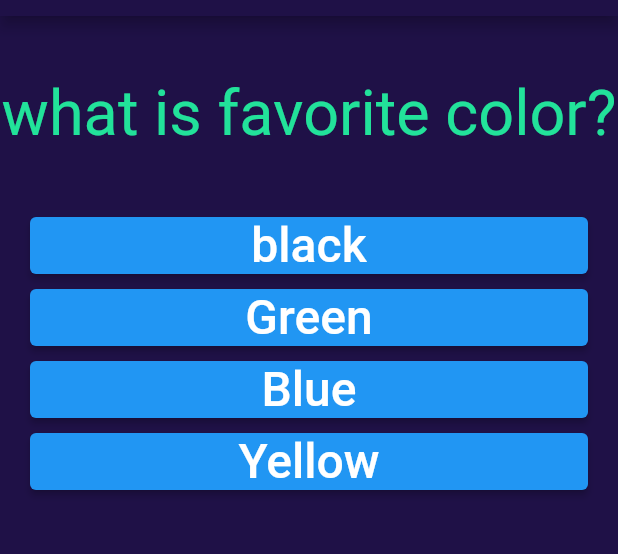
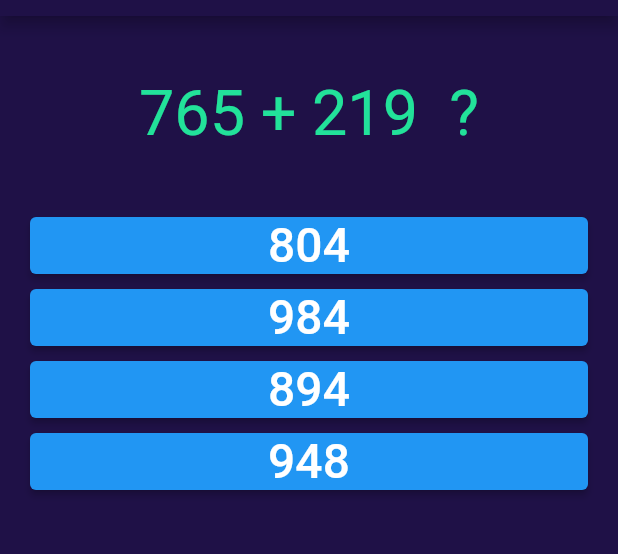
Before and after one commit to moaliahmed/quiz_app, a Flutter app: the level2 screen opened directly, on a phone screen of 412 x 824 dp, the part 68-622 px from its top. Run offline on Flutter 3.47's test engine with Material 2 defaults, Android fonts, the light colour scheme and no system bars.

Commit message:
secode uplode

```diff
--- a/lib/models/level_2_data.dart
+++ b/lib/models/level_2_data.dart
@@ -1,38 +1,83 @@
 List QuestionLevel2 = [
   {
-    'questionText': 'what is favorite color?',
+    'questionText': '765 + 219  ?',
     'answers': [
-      {'text':'black','score':1},
-      {'text':'Green','score':0},
-      {'text':'Blue','score':0},
-      {'text':'Yellow','score':0},
+      {'text': '804', 'score': 0},
+      {'text': '984', 'score': 1},
+      {'text': '894', 'score': 0},
+      {'text': '948', 'score': 0},
     ]
-  },
-  {
-    'questionText': 'what is favorite animal ?',
+  }, {
+    'questionText': '584 + 346  ?',
     'answers': [
-      {'text':'Rabbit','score':1},
-      {'text':'Tiger','score':0},
-      {'text':'Elephant','score':0},
-      {'text':'Lion','score':0},
+      {'text': '930', 'score': 1},
+      {'text': '903', 'score': 0},
+      {'text': '939', 'score': 0},
+      {'text': '933', 'score': 0},
     ]
-  },
-  {
-    'questionText': 'what is favorite subject?',
+  }, {
+    'questionText': '8769 + 5378 ?',
     'answers': [
-      {'text':'Arabic','score':1},
-      {'text':'German','score':0},
-      {'text':'fransh','score':0},
-      {'text':'Math','score':0},
+      {'text': '17144', 'score': 0},
+      {'text': '14714', 'score': 0},
+      {'text': '11417', 'score': 0},
+      {'text': '14147', 'score': 1},
     ]
-  },
-  {
-    'questionText': 'what is favorite car?',
+  }, {
+    'questionText': '8966 + 5423?',
     'answers': [
-      {'text':'bmw','score':1},
-      {'text':'borch','score':0},
-      {'text':'frari','score':0},
-      {'text':'marceds','score':0},
+      {'text': '13498', 'score': 0},
+      {'text': '14389', 'score': 1},
+      {'text': '14839', 'score': 0},
+      {'text': '18243', 'score': 0},
+    ]
+  }, {
+    'questionText': '45216 + 29843 ?',
+    'answers': [
+      {'text': '57509', 'score': 0},
+      {'text': '70559', 'score': 0},
+      {'text': '75059', 'score': 1},
+      {'text': '52370', 'score': 0},
+    ]
+  }, {
+    'questionText': '73612 + 21429?',
+    'answers': [
+      {'text': '95041', 'score': 1},
+      {'text': '19054', 'score': 0},
+      {'text': '54092', 'score': 0},
+      {'text': '90425', 'score': 0},
+    ]
+  }, {
+    'questionText': '36924 + 52385 ?',
+    'answers': [
+      {'text': '90389', 'score': 0},
+      {'text': '89309', 'score': 1},
+      {'text': '93098', 'score': 0},
+      {'text': '98032', 'score': 0},
+    ]
+  }, {
+    'questionText': '36314 + 82808 ?',
+    'answers': [
+      {'text': '119122', 'score': 1},
+      {'text': '122109', 'score': 0},
+      {'text': '142931', 'score': 0},
+      {'text': '11912', 'score': 0},
+    ]
+  }, {
+    'questionText': '1291 + 2799 + 6143?',
+    'answers': [
+      {'text': '12033', 'score': 0},
+      {'text': '10323', 'score': 0},
+      {'text': '11321', 'score': 0},
+      {'text': '10233', 'score': 1},
+    ]
+  }, {
+    'questionText': ' 3214 + 5946 + 4823 + 2152 ?',
+    'answers': [
+      {'text': '13156', 'score': 0},
+      {'text': '15300', 'score': 0},
+      {'text': '16135', 'score': 1},
+      {'text': '11653', 'score': 0},
     ]
   },
 ];
--- a/pubspec.yaml
+++ b/pubspec.yaml
@@ -66,10 +66,9 @@ flutter:
 
   # To add assets to your application, add an assets section, like this:
   assets:
-    - images/logo.png
     - images/idea-icon.png
-    - images/3star.jpg
-    - images/middle.png
+    - images/octagon1.png
+
 
   # An image asset can refer to one or more resolution-specific "variants", see
   # https://flutter.dev/assets-and-images/#resolution-aware
```
Also changed, not shown: lib/components/item_level.dart (+11 -13 lines), lib/models/level_1_data.dart (+65 -2 lines), images/3star.jpg (deleted), images/logo.png (deleted), images/middle.png (deleted), images/octagon1.png (added).
